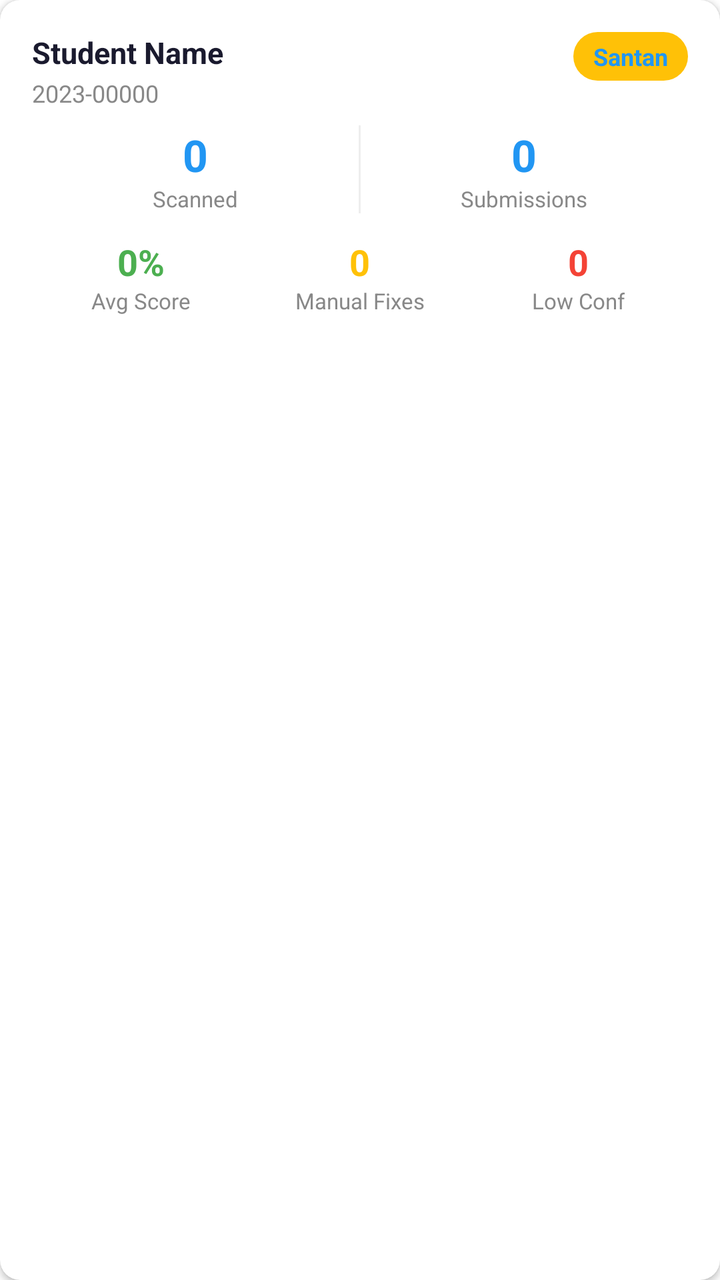
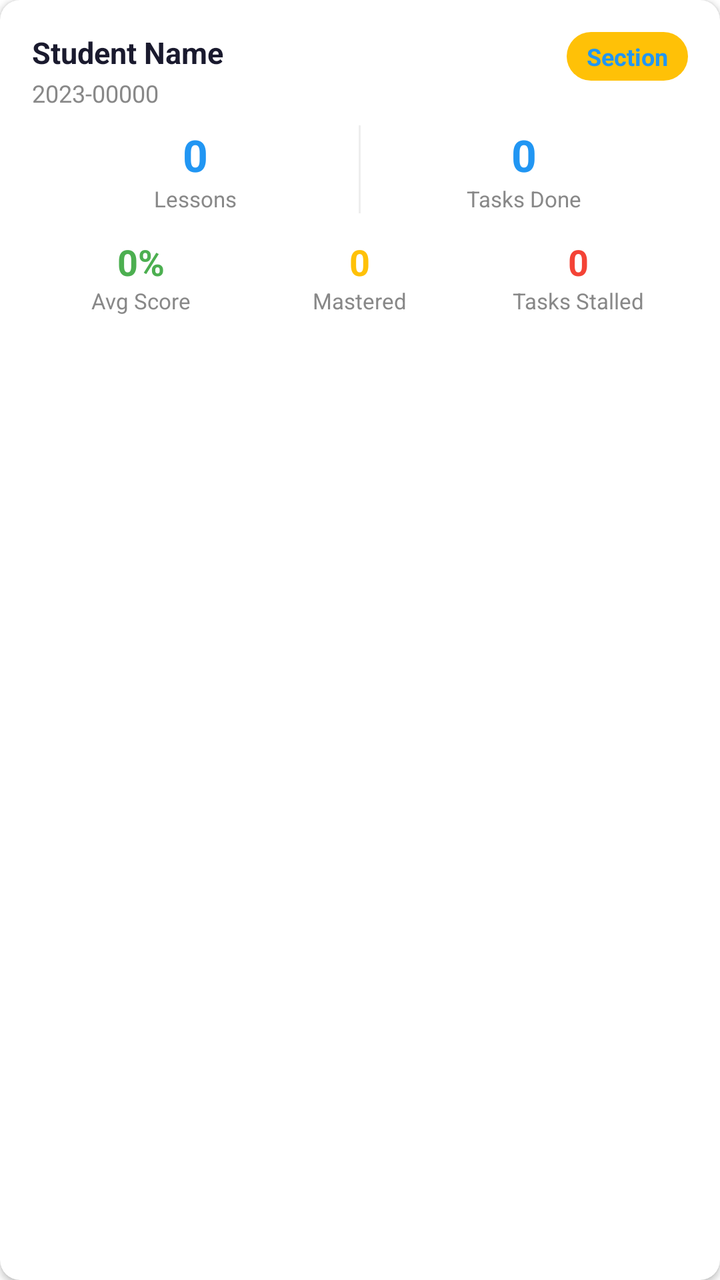

Compare the two renders of this Android layout. The source of the first and the diff that turns it into the second are given below.
<!-- AndroidManifest.xml: application theme Theme.ScanLearnAR -->
<!-- res/layout/item_student_progress.xml -->
<?xml version="1.0" encoding="utf-8"?>
<androidx.cardview.widget.CardView xmlns:android="http://schemas.android.com/apk/res/android"
    xmlns:app="http://schemas.android.com/apk/res-auto"
    android:layout_width="match_parent"
    android:layout_height="wrap_content"
    android:layout_marginBottom="10dp"
    app:cardCornerRadius="10dp"
    app:cardElevation="2dp">

    <LinearLayout
        android:layout_width="match_parent"
        android:layout_height="wrap_content"
        android:orientation="vertical"
        android:padding="16dp">

        <LinearLayout
            android:layout_width="match_parent"
            android:layout_height="wrap_content"
            android:orientation="horizontal"
            android:layout_marginBottom="8dp">

            <LinearLayout
                android:layout_width="0dp"
                android:layout_height="wrap_content"
                android:layout_weight="1"
                android:orientation="vertical">

                <TextView
                    android:id="@+id/tvStudentName"
                    android:layout_width="wrap_content"
                    android:layout_height="wrap_content"
                    android:text="Student Name"
                    android:textSize="15sp"
                    android:textStyle="bold"
                    android:textColor="#1A1A2E" />

                <TextView
                    android:id="@+id/tvStudentNumber"
                    android:layout_width="wrap_content"
                    android:layout_height="wrap_content"
                    android:text="2023-00000"
                    android:textSize="12sp"
                    android:textColor="#888888"
                    android:layout_marginTop="2dp" />

            </LinearLayout>

            <TextView
                android:id="@+id/tvStudentSection"
                android:layout_width="wrap_content"
                android:layout_height="wrap_content"
                android:text="Santan"
                android:textSize="12sp"
                android:textColor="?attr/colorPrimary"
                android:textStyle="bold"
                android:background="@drawable/bg_badge_yellow"
                android:paddingHorizontal="10dp"
                android:paddingVertical="4dp" />

        </LinearLayout>

        <LinearLayout
            android:layout_width="match_parent"
            android:layout_height="wrap_content"
            android:orientation="horizontal">

            <LinearLayout
                android:layout_width="0dp"
                android:layout_height="wrap_content"
                android:layout_weight="1"
                android:orientation="vertical"
                android:gravity="center">

                <TextView
                    android:id="@+id/tvScannedCount"
                    android:layout_width="wrap_content"
                    android:layout_height="wrap_content"
                    android:text="0"
                    android:textSize="22sp"
                    android:textStyle="bold"
                    android:textColor="@color/primary" />

                <TextView
                    android:layout_width="wrap_content"
                    android:layout_height="wrap_content"
                    android:text="Scanned"
                    android:textSize="11sp"
                    android:textColor="#888888" />

            </LinearLayout>

            <View
                android:layout_width="1dp"
                android:layout_height="match_parent"
                android:background="#EEEEEE" />

            <LinearLayout
                android:layout_width="0dp"
                android:layout_height="wrap_content"
                android:layout_weight="1"
                android:orientation="vertical"
                android:gravity="center">

                <TextView
                    android:id="@+id/tvSubmissionsCount"
                    android:layout_width="wrap_content"
                    android:layout_height="wrap_content"
                    android:text="0"
                    android:textSize="22sp"
                    android:textStyle="bold"
                    android:textColor="@color/primary" />

                <TextView
                    android:layout_width="wrap_content"
                    android:layout_height="wrap_content"
                    android:text="Submissions"
                    android:textSize="11sp"
                    android:textColor="#888888" />

            </LinearLayout>

        </LinearLayout>

        <LinearLayout
            android:layout_width="match_parent"
            android:layout_height="wrap_content"
            android:orientation="horizontal"
            android:layout_marginTop="12dp">

            <LinearLayout
                android:layout_width="0dp"
                android:layout_height="wrap_content"
                android:layout_weight="1"
                android:orientation="vertical"
                android:gravity="center">

                <TextView
                    android:id="@+id/tvAverageScore"
                    android:layout_width="wrap_content"
                    android:layout_height="wrap_content"
                    android:text="0%"
                    android:textSize="18sp"
                    android:textStyle="bold"
                    android:textColor="@color/success" />

                <TextView
                    android:layout_width="wrap_content"
                    android:layout_height="wrap_content"
                    android:text="Avg Score"
                    android:textSize="11sp"
                    android:textColor="#888888" />

            </LinearLayout>

            <LinearLayout
                android:layout_width="0dp"
                android:layout_height="wrap_content"
                android:layout_weight="1"
                android:orientation="vertical"
                android:gravity="center">

                <TextView
                    android:id="@+id/tvManualCorrections"
                    android:layout_width="wrap_content"
                    android:layout_height="wrap_content"
                    android:text="0"
                    android:textSize="18sp"
                    android:textStyle="bold"
                    android:textColor="@color/warning" />

                <TextView
                    android:layout_width="wrap_content"
                    android:layout_height="wrap_content"
                    android:text="Manual Fixes"
                    android:textSize="11sp"
                    android:textColor="#888888" />

            </LinearLayout>

            <LinearLayout
                android:layout_width="0dp"
                android:layout_height="wrap_content"
                android:layout_weight="1"
                android:orientation="vertical"
                android:gravity="center">

                <TextView
                    android:id="@+id/tvLowConfidence"
                    android:layout_width="wrap_content"
                    android:layout_height="wrap_content"
                    android:text="0"
                    android:textSize="18sp"
                    android:textStyle="bold"
                    android:textColor="@color/challenge" />

                <TextView
                    android:layout_width="wrap_content"
                    android:layout_height="wrap_content"
                    android:text="Low Conf"
                    android:textSize="11sp"
                    android:textColor="#888888" />

            </LinearLayout>

        </LinearLayout>

    </LinearLayout>

</androidx.cardview.widget.CardView>
<!-- resources referenced by this layout -->
<resources>
  <color name="challenge">#F44336</color>
  <color name="primary">#2196F3</color>
  <color name="success">#4CAF50</color>
  <color name="warning">#FFC107</color>
  <!-- drawable bg_badge_yellow (drawable) -->
  <?xml version="1.0" encoding="utf-8"?>
  <shape xmlns:android="http://schemas.android.com/apk/res/android"
      android:shape="rectangle">
      <solid android:color="#FFC107" />
      <corners android:radius="20dp" />
  </shape>
  <style name="Theme.ScanLearnAR" parent="Theme.MaterialComponents.DayNight.DarkActionBar">
          <item name="colorPrimary">@color/primary</item>
          <item name="colorPrimaryVariant">@color/primary_dark</item>
          <item name="colorOnPrimary">@android:color/white</item>
          <item name="android:statusBarColor">@color/primary_dark</item>
          <item name="android:windowFullscreen">false</item>
          <item name="android:windowDrawsSystemBarBackgrounds">true</item>
          <item name="android:windowLayoutInDisplayCutoutMode">never</item>
          <item name="android:windowLightStatusBar">true</item>
      </style>
  <color name="primary_dark">#1976D2</color>
</resources>

<!-- the commit's change to res/layout/item_student_progress.xml (unified diff, before → after) -->
@@ -49,7 +49,7 @@
                 android:id="@+id/tvStudentSection"
                 android:layout_width="wrap_content"
                 android:layout_height="wrap_content"
-                android:text="Santan"
+                android:text="Section"
                 android:textSize="12sp"
                 android:textColor="?attr/colorPrimary"
                 android:textStyle="bold"
@@ -72,7 +72,7 @@
                 android:gravity="center">
 
                 <TextView
-                    android:id="@+id/tvScannedCount"
+                    android:id="@+id/tvLessonsCompleted"
                     android:layout_width="wrap_content"
                     android:layout_height="wrap_content"
                     android:text="0"
@@ -83,7 +83,7 @@
                 <TextView
                     android:layout_width="wrap_content"
                     android:layout_height="wrap_content"
-                    android:text="Scanned"
+                    android:text="Lessons"
                     android:textSize="11sp"
                     android:textColor="#888888" />
 
@@ -102,7 +102,7 @@
                 android:gravity="center">
 
                 <TextView
-                    android:id="@+id/tvSubmissionsCount"
+                    android:id="@+id/tvTasksCompleted"
                     android:layout_width="wrap_content"
                     android:layout_height="wrap_content"
                     android:text="0"
@@ -113,7 +113,7 @@
                 <TextView
                     android:layout_width="wrap_content"
                     android:layout_height="wrap_content"
-                    android:text="Submissions"
+                    android:text="Tasks Done"
                     android:textSize="11sp"
                     android:textColor="#888888" />
 
@@ -160,7 +160,7 @@
                 android:gravity="center">
 
                 <TextView
-                    android:id="@+id/tvManualCorrections"
+                    android:id="@+id/tvMasteryCount"
                     android:layout_width="wrap_content"
                     android:layout_height="wrap_content"
                     android:text="0"
@@ -171,21 +171,21 @@
                 <TextView
                     android:layout_width="wrap_content"
                     android:layout_height="wrap_content"
-                    android:text="Manual Fixes"
-                    android:textSize="11sp"
-                    android:textColor="#888888" />
-
-            </LinearLayout>
-
-            <LinearLayout
-                android:layout_width="0dp"
-                android:layout_height="wrap_content"
-                android:layout_weight="1"
-                android:orientation="vertical"
-                android:gravity="center">
-
-                <TextView
-                    android:id="@+id/tvLowConfidence"
+                    android:text="Mastered"
+                    android:textSize="11sp"
+                    android:textColor="#888888" />
+
+            </LinearLayout>
+
+            <LinearLayout
+                android:layout_width="0dp"
+                android:layout_height="wrap_content"
+                android:layout_weight="1"
+                android:orientation="vertical"
+                android:gravity="center">
+
+                <TextView
+                    android:id="@+id/tvStalledTasks"
                     android:layout_width="wrap_content"
                     android:layout_height="wrap_content"
                     android:text="0"
@@ -196,7 +196,7 @@
                 <TextView
                     android:layout_width="wrap_content"
                     android:layout_height="wrap_content"
-                    android:text="Low Conf"
+                    android:text="Tasks Stalled"
                     android:textSize="11sp"
                     android:textColor="#888888" />
 
